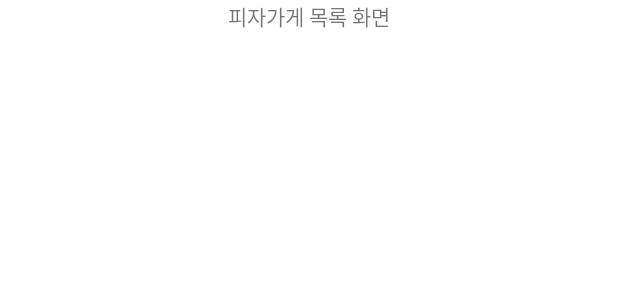
After one commit to skyoo1226/OrderApp_20220309_exam, an Android app: the layout fragment_pizza_store_list.xml on its own in the app's theme, with its tools: preview values and no code run, on a phone screen of 412 x 824 dp. The commit adds this screen. Shown: the top 300 px of the screen. Run offline under Robolectric (Android 15) with nearby library versions, the phone set to English and light mode, and no system bars.

Commit message:
피자가게 목록을 보일 프래그먼트를 생성함. - 임시 UI로 문구만 배치

```diff
--- a/app/src/main/res/layout/activity_main.xml
+++ b/app/src/main/res/layout/activity_main.xml
@@ -15,6 +15,9 @@
         app:tabSelectedTextColor="@color/black"
         app:tabIndicatorColor="@color/black" />
 
-
+    <androidx.viewpager.widget.ViewPager
+        android:id="@+id/mainViewPager"
+        android:layout_width="match_parent"
+        android:layout_height="match_parent" />
 
 </LinearLayout>
--- /dev/null
+++ b/app/src/main/res/layout/fragment_pizza_store_list.xml
@@ -0,0 +1,14 @@
+<?xml version="1.0" encoding="utf-8"?>
+<LinearLayout
+    xmlns:android="http://schemas.android.com/apk/res/android"
+    android:layout_width="match_parent"
+    android:layout_height="match_parent"
+    android:orientation="vertical"
+    android:gravity="center">
+
+    <TextView
+        android:layout_width="wrap_content"
+        android:layout_height="match_parent"
+        android:text="피자가게 목록 화면" />
+
+</LinearLayout>
```
Also changed, not shown: app/src/main/java/com/skyoo/orderapp_20220309_exam/fragments/PiazzaStoreListFragment.kt (added, +30 -0 lines).
